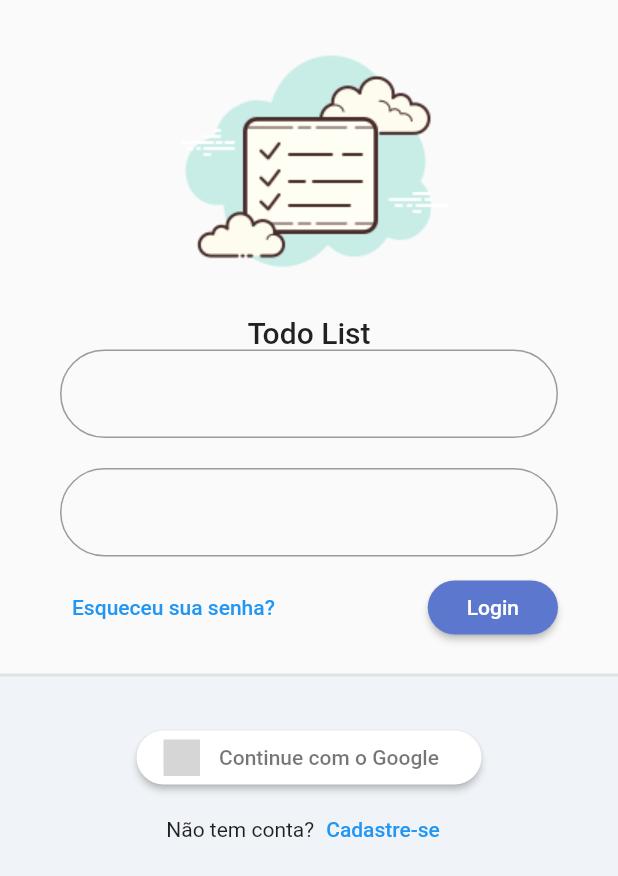
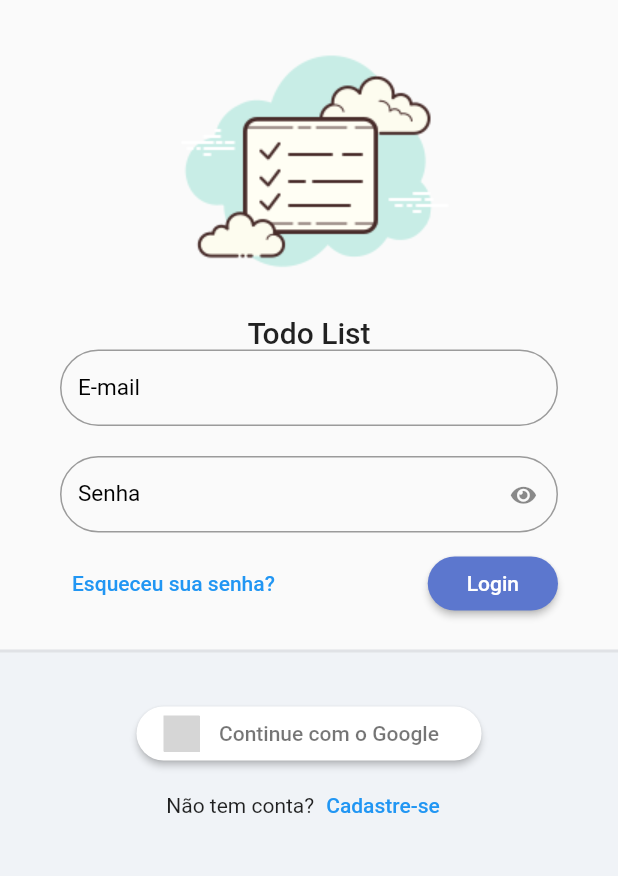
Before and after one commit to caioguge/Todo-List, a Flutter app: the screen it shows after launch, on a phone screen of 412 x 824 dp. Shown: the top 876 px of the screen. Run offline on Flutter 3.47's test engine with Material 2 defaults, Android fonts, the phone set to English and light mode, and no system bars; our stand-ins replace flutter_signin_button, google_fonts, sqflite, sqflite_common, synchronized; accounts and stored records are empty; Roboto replaces fonts that are missing (Mandali); grey boxes are pictures that could not be loaded.

Commit message:
Feat: Criação do TextFormField customizado finalizado

```diff
--- a/lib/app/core/ui/todo_list_icons.dart
+++ b/lib/app/core/ui/todo_list_icons.dart
@@ -25,6 +25,9 @@ class TodoListIcons {
   static const _kFontFam = 'TodoListIcons';
   static const String? _kFontPkg = null;
 
-  static const IconData eye = IconData(0xf06e, fontFamily: _kFontFam, fontPackage: _kFontPkg);
-  static const IconData eye_slash = IconData(0xf070, fontFamily: _kFontFam, fontPackage: _kFontPkg);
+  static const IconData eye =
+      IconData(0xf06e, fontFamily: _kFontFam, fontPackage: _kFontPkg);
+  // ignore: constant_identifier_names
+  static const IconData eye_slash =
+      IconData(0xf070, fontFamily: _kFontFam, fontPackage: _kFontPkg);
 }
--- a/lib/app/core/widget/todo_list_field.dart
+++ b/lib/app/core/widget/todo_list_field.dart
@@ -1,16 +1,65 @@
 import 'package:flutter/material.dart';
+import 'package:todo_list_provider/app/core/ui/todo_list_icons.dart';
 
 class TodoListField extends StatelessWidget {
-  const TodoListField({Key? key}) : super(key: key);
+  final String label;
+  final IconButton? suffixIconButton;
+  final bool obscureText;
+  final ValueNotifier<bool> obscureTextVN;
+  final TextEditingController? controller;
+  final FormFieldValidator<String>? validator;
+
+  TodoListField({
+    Key? key,
+    required this.label,
+    this.suffixIconButton,
+    this.obscureText = false,
+    this.controller,
+    this.validator,
+  })  : assert(obscureText == true ? suffixIconButton == null : true,
+            'obscureText não pode ser enviado em conjunto com suffixIconButton'),
+        obscureTextVN = ValueNotifier(obscureText),
+        super(key: key);
 
   @override
   Widget build(BuildContext context) {
+    return ValueListenableBuilder<bool>(
+      valueListenable: obscureTextVN,
+      builder: (_, obscureTextValue, child) {
         return TextFormField(
+          controller: controller,
+          validator: validator,
           decoration: InputDecoration(
+            labelText: label,
+            labelStyle: const TextStyle(
+              fontSize: 15,
+              color: Colors.black,
+            ),
             border: OutlineInputBorder(
               borderRadius: BorderRadius.circular(30),
             ),
+            errorBorder: OutlineInputBorder(
+              borderRadius: BorderRadius.circular(30),
+              borderSide: const BorderSide(color: Colors.red),
             ),
+            isDense: true,
+            suffixIcon: suffixIconButton ??
+                (obscureText == true
+                    ? IconButton(
+                        onPressed: () {
+                          obscureTextVN.value = !obscureTextValue;
+                        },
+                        icon: Icon(
+                            !obscureTextValue
+                                ? TodoListIcons.eye_slash
+                                : TodoListIcons.eye,
+                            size: 15),
+                      )
+                    : null),
+          ),
+          obscureText: obscureTextValue,
+        );
+      },
     );
   }
 }
--- a/lib/app/modules/auth/login/login_page.dart
+++ b/lib/app/modules/auth/login/login_page.dart
@@ -39,9 +39,12 @@ class LoginPage extends StatelessWidget {
                       child: Form(
                         child: Column(
                           children: [
-                            const TodoListField(),
+                            TodoListField(label: 'E-mail'),
                             const SizedBox(height: 20),
-                            const TodoListField(),
+                            TodoListField(
+                              label: 'Senha',
+                              obscureText: true,
+                            ),
                             const SizedBox(height: 10),
                             Row(
                               mainAxisAlignment: MainAxisAlignment.spaceBetween,
```
Lines whose indentation alone changed are shown as unchanged.
